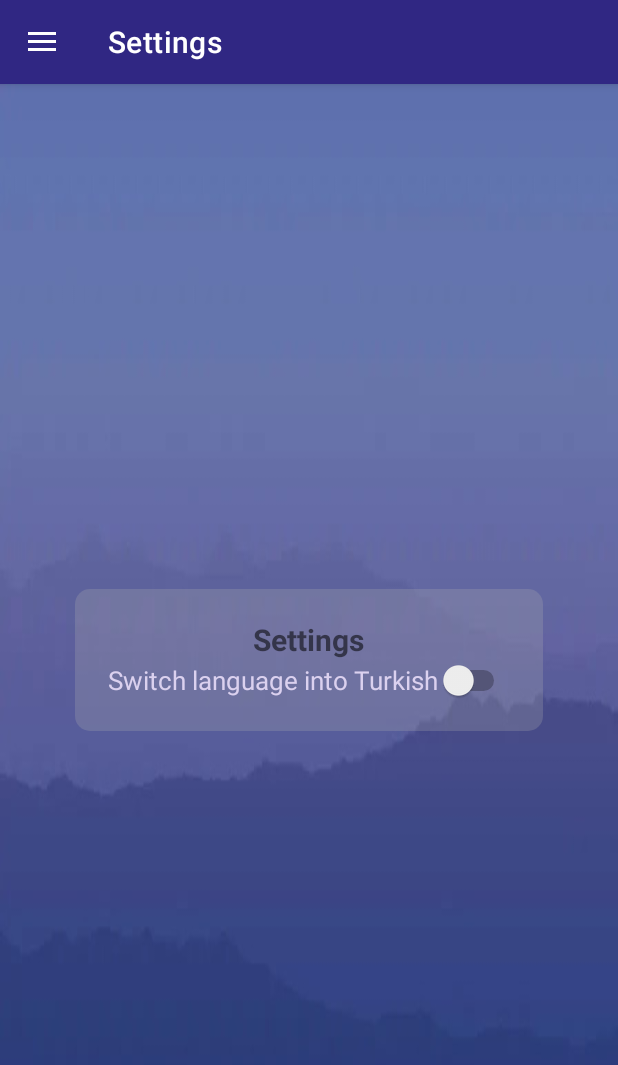
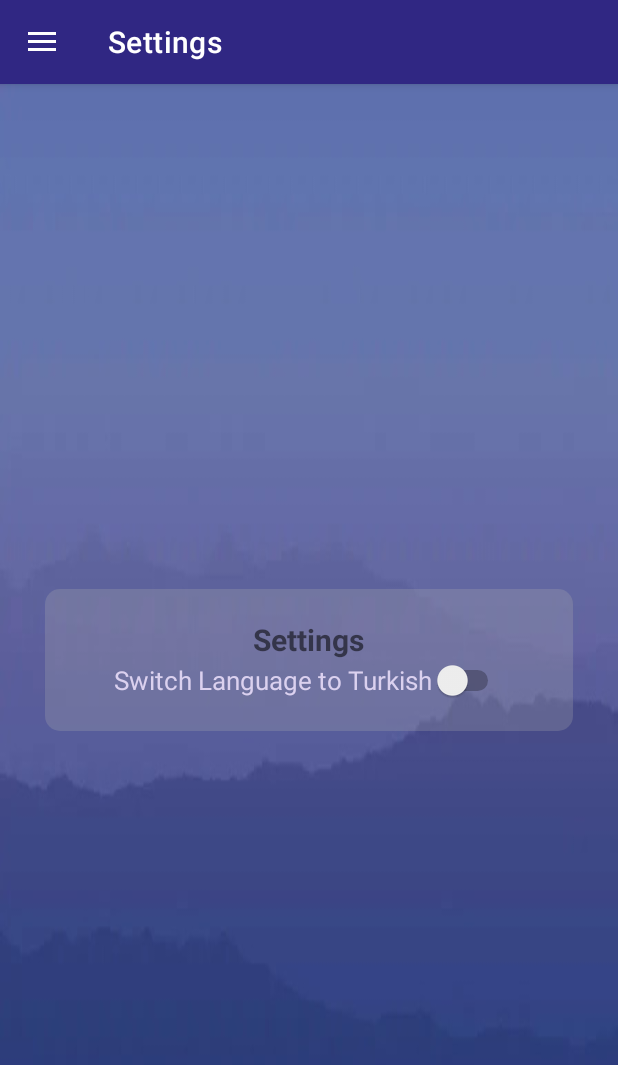
Before and after one commit to helinakdogan/Herobot-Chatgpt_api_project, an Android app: the MainActivity screen opened directly, with no data from a screen before it, in the side drawer, after a tap on "Settings", on a phone screen of 412 x 824 dp. Shown: the top 1065 px of the screen. Run offline under Robolectric (Android 15) with nearby library versions, the phone set to English and light mode, and no system bars; our stand-ins replace Firebase (no records; nobody signed in at launch, a user with empty details on screens opened directly), navigation-ui.

Commit message:
D O N E !!

```diff
--- a/app/src/main/res/layout/fragment_settings.xml
+++ b/app/src/main/res/layout/fragment_settings.xml
@@ -10,8 +10,8 @@
         android:layout_gravity="center"
         android:background="@drawable/textview_bg"
         android:padding="20dp"
-        android:layout_marginRight="50dp"
-        android:layout_marginLeft="50dp">
+        android:layout_marginRight="30dp"
+        android:layout_marginLeft="30dp">
 
         <TextView
             android:id="@+id/textGallery"
--- a/app/src/main/res/values/strings.xml
+++ b/app/src/main/res/values/strings.xml
@@ -20,7 +20,7 @@
     <string name="yes">Yes</string>
     <string name="no">No</string>
     <string name="exit_message">Do you want to exit the application?</string>
-    <string name="switch_language">Switch language into Turkish</string>
+    <string name="switch_language">Switch Language to Turkish</string>
     <string name="type">Typing...</string>
     <string name="login_successful">Login successful!</string>
     <string name="login_failed">Login failed</string>
```
Also changed, not shown: 2 other files.
